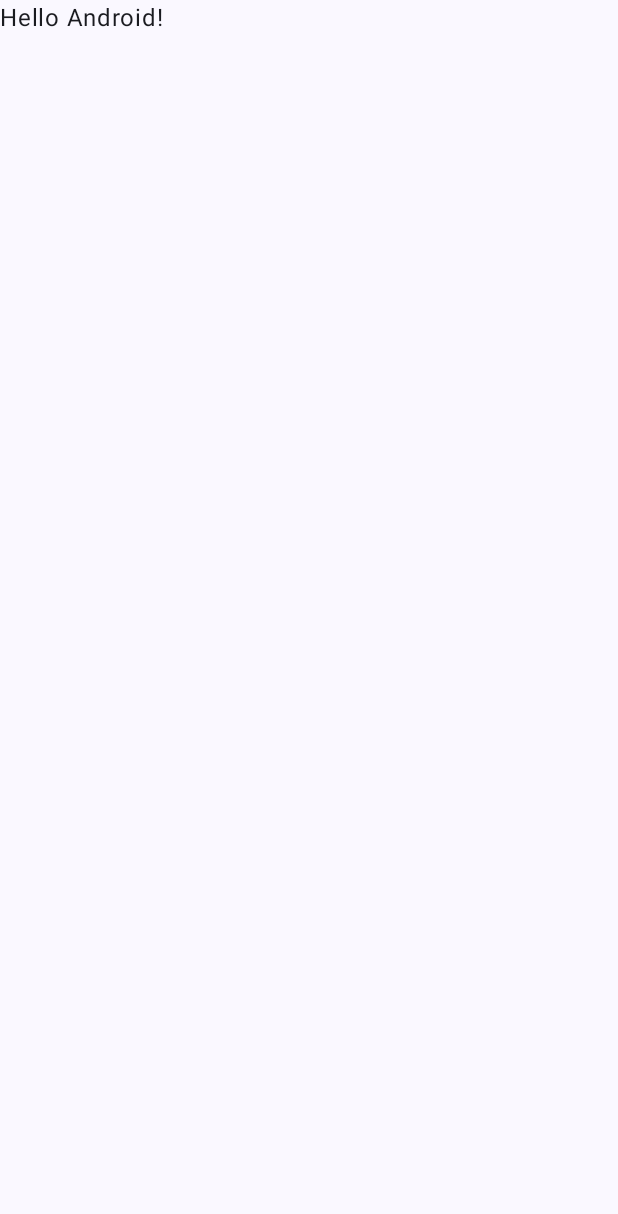
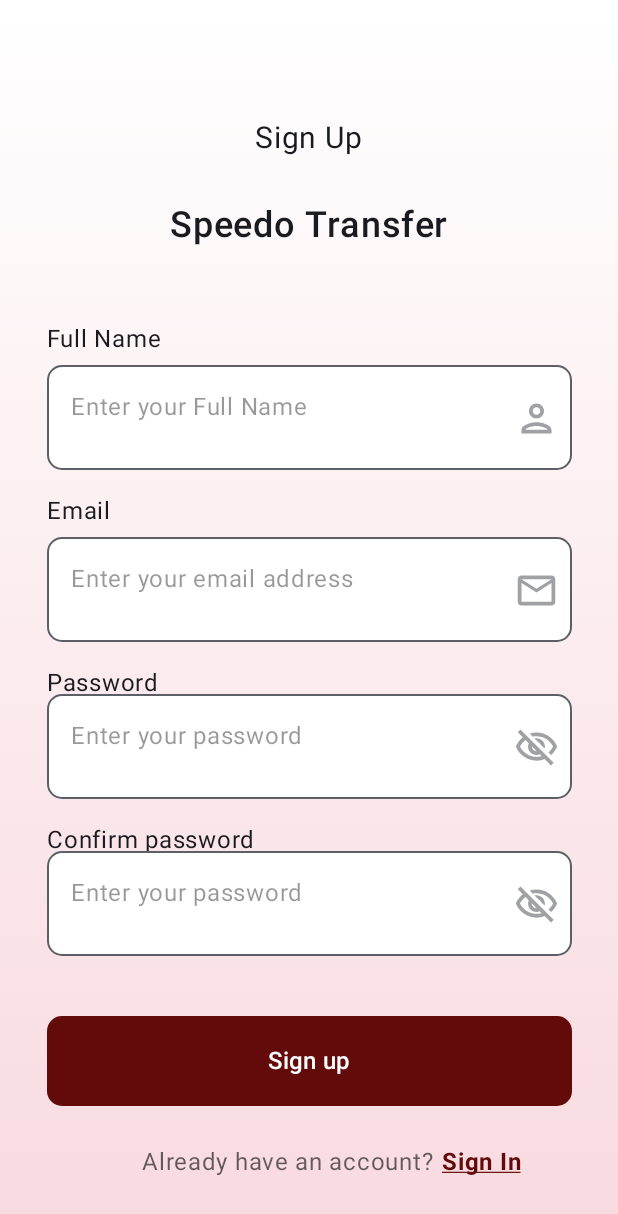
Before and after one commit to 1dina/banque_misr_final, an Android app built with Jetpack Compose: the screen it shows after launch (MainActivity), on a phone screen of 412 x 824 dp. Before the commit the part shown is almost empty. Shown: the top 1214 px of the screen. Run offline under Robolectric (Android 15) with nearby library versions, the phone set to English and light mode, and no system bars.

Commit message:
Date picker and Password Icons

```diff
--- a/app/src/main/java/com/example/speedotransfer/MainActivity.kt
+++ b/app/src/main/java/com/example/speedotransfer/MainActivity.kt
@@ -11,6 +11,7 @@ import androidx.compose.material3.Text
 import androidx.compose.runtime.Composable
 import androidx.compose.ui.Modifier
 import androidx.compose.ui.tooling.preview.Preview
+import com.example.speedotransfer.ui.screens.SignUp1
 import com.example.speedotransfer.ui.theme.SpeedoTransferTheme
 
 class MainActivity : ComponentActivity() {
@@ -20,10 +21,7 @@ class MainActivity : ComponentActivity() {
         setContent {
             SpeedoTransferTheme {
                 Scaffold(modifier = Modifier.fillMaxSize()) { innerPadding ->
-                    Greeting(
-                        name = "Android",
-                        modifier = Modifier.padding(innerPadding)
-                    )
+                   SignUp1()
                 }
             }
         }
--- a/app/src/main/java/com/example/speedotransfer/ui/screens/SignUp1.kt
+++ b/app/src/main/java/com/example/speedotransfer/ui/screens/SignUp1.kt
@@ -54,6 +54,7 @@ fun SignUp1(modifier: Modifier = Modifier) {
 
 
 
+
     Box(
         modifier = Modifier
             .fillMaxSize()
@@ -77,13 +78,13 @@ fun SignUp1(modifier: Modifier = Modifier) {
             Text(
                 text = "Sign Up",
                 fontSize = 20.sp,
-                modifier = Modifier.padding(top = 40.dp)
+                modifier = Modifier.padding(top = 42.dp)
 
             )
 
             Text(
                 text = stringResource(id = R.string.app),
-                fontSize = 30.sp,
+                fontSize = 24.sp,
                 modifier = Modifier.padding(top = 32.dp),
                 fontWeight = FontWeight.Medium
             )
@@ -96,7 +97,7 @@ fun SignUp1(modifier: Modifier = Modifier) {
                 OutlinedTextField(
                     value = name,
                     onValueChange = { newText -> name = newText },
-                    label = {
+                    placeholder = {
                         Text(
                             text = stringResource(id = R.string.name),
                             Modifier.alpha(0.4f),
@@ -130,7 +131,7 @@ fun SignUp1(modifier: Modifier = Modifier) {
                 OutlinedTextField(
                     value = email,
                     onValueChange = { newText -> email = newText },
-                    label = {
+                    placeholder = {
                         Text(
                             text = stringResource(id = R.string.email),
                             Modifier.alpha(0.4f),
@@ -160,7 +161,7 @@ fun SignUp1(modifier: Modifier = Modifier) {
                 OutlinedTextField(
                     value = password,
                     onValueChange = { newText -> password = newText },
-                    label = {
+                    placeholder = {
                         Text(
                             text = stringResource(id = R.string.password),
                             Modifier.alpha(0.4f),
@@ -178,7 +179,8 @@ fun SignUp1(modifier: Modifier = Modifier) {
                     visualTransformation = if (isPasswordVisible) VisualTransformation.None else PasswordVisualTransformation(),
                     trailingIcon = {
                         Icon(
-                            painter = painterResource(id = R.drawable.ic_eye),
+                            painter = if (!isPasswordVisible) painterResource(id = R.drawable.ic_visibility)
+                            else painterResource(id = R.drawable.ic_eye),
                             contentDescription = "Password isn't visible",
                             Modifier
                                 .alpha(0.5f)
@@ -197,7 +199,7 @@ fun SignUp1(modifier: Modifier = Modifier) {
                 OutlinedTextField(
                     value = confirmpassword,
                     onValueChange = { newText -> confirmpassword = newText },
-                    label = {
+                    placeholder = {
                         Text(
                             text = stringResource(id = R.string.password),
                             Modifier.alpha(0.4f),
@@ -215,8 +217,9 @@ fun SignUp1(modifier: Modifier = Modifier) {
                     visualTransformation = if (isPasswordVisible1) VisualTransformation.None else PasswordVisualTransformation(),
                     trailingIcon = {
                         Icon(
-                            painter = painterResource(id = R.drawable.ic_eye),
-                            contentDescription = "Password isn't visible",
+                            painter = if (!isPasswordVisible1) painterResource(id = R.drawable.ic_visibility)
+                            else painterResource(id = R.drawable.ic_eye),
+                            contentDescription = "Password",
                             Modifier
                                 .alpha(0.5f)
                                 .size(30.dp)
@@ -241,7 +244,7 @@ fun SignUp1(modifier: Modifier = Modifier) {
             ) {
                 Text(
                     text = "Sign up",
-                    fontSize = 18.sp
+                    fontSize = 16.sp
                 )
 
             }
@@ -253,15 +256,15 @@ fun SignUp1(modifier: Modifier = Modifier) {
                         .padding(top = 25.dp, start = 30.dp)
                         .alpha(0.6f),
                     color = colorResource(id = R.color.black),
-                    fontSize = 15.sp
+                    fontSize = 16.sp
                 )
                 Text(
                     text = "Sign In",
                     modifier = Modifier
                         .padding(top = 25.dp, start = 5.dp)
-                        .clickable {  },
+                        .clickable { },
                     color = colorResource(id = R.color.Marron),
-                    fontSize = 15.sp,
+                    fontSize = 16.sp,
                     fontWeight = FontWeight.Bold,
                     textDecoration = TextDecoration.Underline
 
--- /dev/null
+++ b/app/src/main/res/drawable/ic_visibility.xml
@@ -0,0 +1,5 @@
+<vector xmlns:android="http://schemas.android.com/apk/res/android" android:height="24dp" android:tint="#000000" android:viewportHeight="24" android:viewportWidth="24" android:width="24dp">
+
+    <path android:fillColor="@android:color/white" android:pathData="M12,6c3.79,0 7.17,2.13 8.82,5.5 -0.59,1.22 -1.42,2.27 -2.41,3.12l1.41,1.41c1.39,-1.23 2.49,-2.77 3.18,-4.53C21.27,7.11 17,4 12,4c-1.27,0 -2.49,0.2 -3.64,0.57l1.65,1.65C10.66,6.09 11.32,6 12,6zM10.93,7.14L13,9.21c0.57,0.25 1.03,0.71 1.28,1.28l2.07,2.07c0.08,-0.34 0.14,-0.7 0.14,-1.07C16.5,9.01 14.48,7 12,7c-0.37,0 -0.72,0.05 -1.07,0.14zM2.01,3.87l2.68,2.68C3.06,7.83 1.77,9.53 1,11.5 2.73,15.89 7,19 12,19c1.52,0 2.98,-0.29 4.32,-0.82l3.42,3.42 1.41,-1.41L3.42,2.45 2.01,3.87zM9.51,11.37l2.61,2.61c-0.04,0.01 -0.08,0.02 -0.12,0.02 -1.38,0 -2.5,-1.12 -2.5,-2.5 0,-0.05 0.01,-0.08 0.01,-0.13zM6.11,7.97l1.75,1.75c-0.23,0.55 -0.36,1.15 -0.36,1.78 0,2.48 2.02,4.5 4.5,4.5 0.63,0 1.23,-0.13 1.77,-0.36l0.98,0.98c-0.88,0.24 -1.8,0.38 -2.75,0.38 -3.79,0 -7.17,-2.13 -8.82,-5.5 0.7,-1.43 1.72,-2.61 2.93,-3.53z"/>
+
+</vector>
```
Also changed, not shown: app/src/main/java/com/example/speedotransfer/ui/screens/SignIn.kt (+10 -9 lines), app/src/main/java/com/example/speedotransfer/ui/screens/SignUp2.kt (+68 -65 lines).
